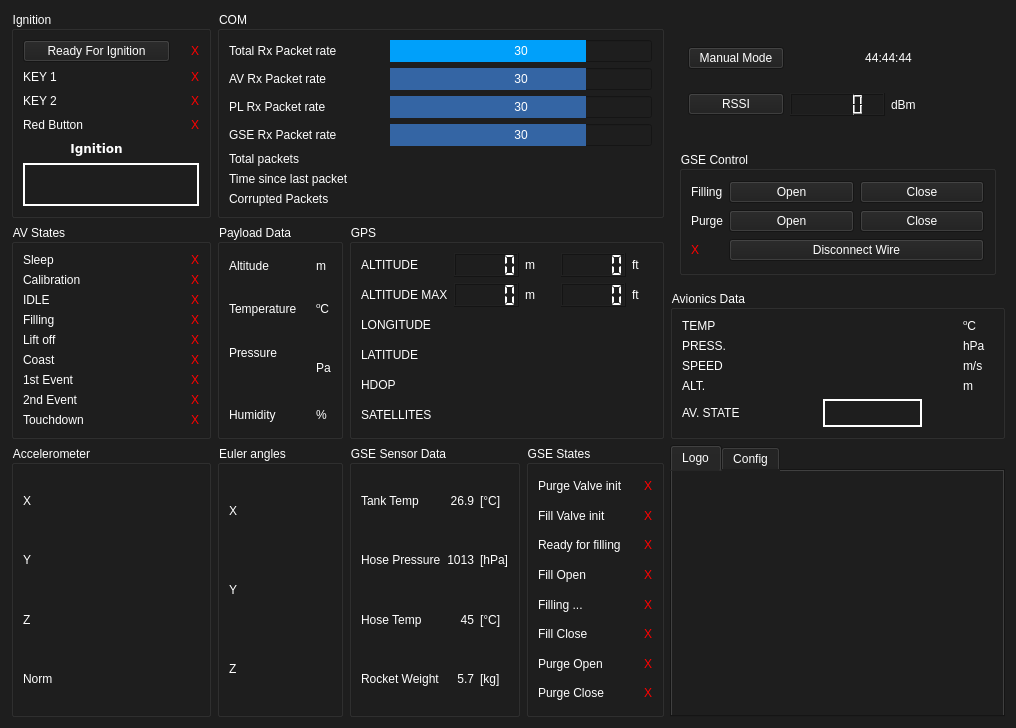
Above: UI/ui_file/WasserfallenGUI.ui from MorgesHAB/ERT2020GS before the change. Below: the same form after it.
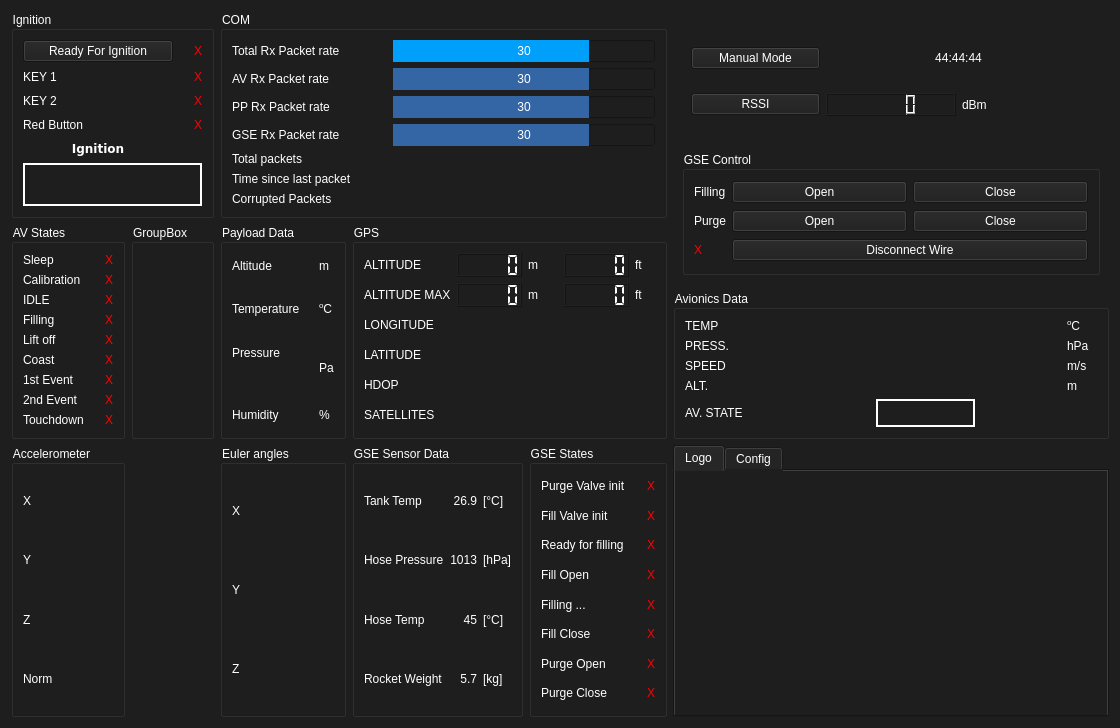
That is the form after the change. The open tabs and pages were chosen to show the change. Icons and pictures are not drawn.

Commit message: ACK Blinking feature added

The edit to the form file:
```diff
--- a/UI/ui_file/WasserfallenGUI.ui
+++ b/UI/ui_file/WasserfallenGUI.ui
@@ -6,7 +6,7 @@
    <rect>
     <x>0</x>
     <y>0</y>
-    <width>1016</width>
+    <width>1120</width>
     <height>728</height>
    </rect>
   </property>
@@ -39,7 +39,7 @@
 color: rgb(255, 255, 255);</string>
   </property>
   <layout class="QGridLayout" name="gridLayout_10">
-   <item row="0" column="6" rowspan="2">
+   <item row="0" column="7" rowspan="2">
     <widget class="QWidget" name="widget" native="true">
      <layout class="QGridLayout" name="gridLayout_9">
       <item row="0" column="0">
@@ -117,6 +117,9 @@
         <layout class="QGridLayout" name="gridLayout_15">
          <item row="0" column="1">
           <widget class="QPushButton" name="filling_open_button">
+           <property name="styleSheet">
+            <string notr="true"/>
+           </property>
            <property name="text">
             <string>Open</string>
            </property>
@@ -287,7 +290,7 @@
      </layout>
     </widget>
    </item>
-   <item row="2" column="6">
+   <item row="2" column="7">
     <widget class="QGroupBox" name="avionics_box">
      <property name="title">
       <string>Avionics Data</string>
@@ -745,7 +748,7 @@
      </layout>
     </widget>
    </item>
-   <item row="7" column="6">
+   <item row="7" column="7">
     <widget class="QTabWidget" name="tabWidget">
      <property name="currentIndex">
       <number>1</number>
@@ -895,7 +898,7 @@
      </widget>
     </widget>
    </item>
-   <item row="7" column="2" colspan="3">
+   <item row="7" column="3" colspan="3">
     <widget class="QGroupBox" name="groupBox_2">
      <property name="title">
       <string>GSE Sensor Data</string>
@@ -1024,7 +1027,7 @@
      </layout>
     </widget>
    </item>
-   <item row="7" column="1">
+   <item row="7" column="2">
     <widget class="QGroupBox" name="euler_box">
      <property name="title">
       <string>Euler angles</string>
@@ -1093,7 +1096,7 @@
      </layout>
     </widget>
    </item>
-   <item row="7" column="5">
+   <item row="7" column="6">
     <widget class="QGroupBox" name="gse_state_box">
      <property name="title">
       <string>GSE States</string>
@@ -1406,7 +1409,7 @@
      </layout>
     </widget>
    </item>
-   <item row="1" column="2" rowspan="2" colspan="4">
+   <item row="1" column="3" rowspan="2" colspan="4">
     <widget class="QGroupBox" name="gps_box">
      <property name="minimumSize">
       <size>
@@ -1574,7 +1577,7 @@
      </layout>
     </widget>
    </item>
-   <item row="1" column="1" rowspan="2">
+   <item row="1" column="2" rowspan="2">
     <widget class="QGroupBox" name="groupBox">
      <property name="title">
       <string>Payload Data</string>
@@ -1691,7 +1694,235 @@
      </layout>
     </widget>
    </item>
-   <item row="0" column="0">
+   <item row="0" column="2" colspan="5">
+    <widget class="QGroupBox" name="com_box">
+     <property name="title">
+      <string>COM</string>
+     </property>
+     <layout class="QGridLayout" name="gridLayout_4">
+      <item row="0" column="0">
+       <widget class="QLabel" name="packets_second_label">
+        <property name="toolTip">
+         <string>&lt;html&gt;&lt;head/&gt;&lt;body&gt;&lt;p&gt;The number of packets received in last second&lt;/p&gt;&lt;/body&gt;&lt;/html&gt;</string>
+        </property>
+        <property name="text">
+         <string>Total Rx Packet rate</string>
+        </property>
+       </widget>
+      </item>
+      <item row="0" column="1">
+       <widget class="QProgressBar" name="packets_second_bar">
+        <property name="sizePolicy">
+         <sizepolicy hsizetype="Expanding" vsizetype="Fixed">
+          <horstretch>0</horstretch>
+          <verstretch>0</verstretch>
+         </sizepolicy>
+        </property>
+        <property name="toolTip">
+         <string>&lt;html&gt;&lt;head/&gt;&lt;body&gt;&lt;p&gt;The number of packets received in last second&lt;/p&gt;&lt;/body&gt;&lt;/html&gt;</string>
+        </property>
+        <property name="styleSheet">
+         <string notr="true">QProgressBar::chunk:horizontal { 
+background:rgb(0, 160, 250);} </string>
+        </property>
+        <property name="maximum">
+         <number>40</number>
+        </property>
+        <property name="value">
+         <number>30</number>
+        </property>
+        <property name="alignment">
+         <set>Qt::AlignCenter</set>
+        </property>
+        <property name="invertedAppearance">
+         <bool>false</bool>
+        </property>
+        <property name="format">
+         <string>%v</string>
+        </property>
+       </widget>
+      </item>
+      <item row="1" column="0">
+       <widget class="QLabel" name="last_datagram_id">
+        <property name="text">
+         <string>AV Rx Packet rate</string>
+        </property>
+       </widget>
+      </item>
+      <item row="1" column="1">
+       <widget class="QProgressBar" name="av_packets_second_bar">
+        <property name="sizePolicy">
+         <sizepolicy hsizetype="Expanding" vsizetype="Fixed">
+          <horstretch>0</horstretch>
+          <verstretch>0</verstretch>
+         </sizepolicy>
+        </property>
+        <property name="toolTip">
+         <string>&lt;html&gt;&lt;head/&gt;&lt;body&gt;&lt;p&gt;The number of packets received in last second&lt;/p&gt;&lt;/body&gt;&lt;/html&gt;</string>
+        </property>
+        <property name="styleSheet">
+         <string notr="true">QProgressBar::chunk:horizontal { 
+background:rgb(52, 101, 164);} </string>
+        </property>
+        <property name="maximum">
+         <number>40</number>
+        </property>
+        <property name="value">
+         <number>30</number>
+        </property>
+        <property name="alignment">
+         <set>Qt::AlignCenter</set>
+        </property>
+        <property name="textVisible">
+         <bool>true</bool>
+        </property>
+        <property name="invertedAppearance">
+         <bool>false</bool>
+        </property>
+        <property name="format">
+         <string>%v</string>
+        </property>
+       </widget>
+      </item>
+      <item row="2" column="0">
+       <widget class="QLabel" name="pl_packet_label">
+        <property name="toolTip">
+         <string>&lt;html&gt;&lt;head/&gt;&lt;body&gt;&lt;p&gt;The last received packet's number (defined by TX)&lt;/p&gt;&lt;/body&gt;&lt;/html&gt;</string>
+        </property>
+        <property name="text">
+         <string>PP Rx Packet rate</string>
+        </property>
+       </widget>
+      </item>
+      <item row="2" column="1">
+       <widget class="QProgressBar" name="pl_packets_second_bar">
+        <property name="sizePolicy">
+         <sizepolicy hsizetype="Expanding" vsizetype="Fixed">
+          <horstretch>0</horstretch>
+          <verstretch>0</verstretch>
+         </sizepolicy>
+        </property>
+        <property name="toolTip">
+         <string>&lt;html&gt;&lt;head/&gt;&lt;body&gt;&lt;p&gt;The number of packets received in last second&lt;/p&gt;&lt;/body&gt;&lt;/html&gt;</string>
+        </property>
+        <property name="styleSheet">
+         <string notr="true">QProgressBar::chunk:horizontal { 
+background:rgb(52, 101, 164);} </string>
+        </property>
+        <property name="maximum">
+         <number>40</number>
+        </property>
+        <property name="value">
+         <number>30</number>
+        </property>
+        <property name="alignment">
+         <set>Qt::AlignCenter</set>
+        </property>
+        <property name="invertedAppearance">
+         <bool>false</bool>
+        </property>
+        <property name="format">
+         <string>%v</string>
+        </property>
+       </widget>
+      </item>
+      <item row="3" column="0">
+       <widget class="QLabel" name="gse_packet_label">
+        <property name="text">
+         <string>GSE Rx Packet rate</string>
+        </property>
+       </widget>
+      </item>
+      <item row="3" column="1">
+       <widget class="QProgressBar" name="gse_packets_second_bar">
+        <property name="sizePolicy">
+         <sizepolicy hsizetype="Expanding" vsizetype="Fixed">
+          <horstretch>0</horstretch>
+          <verstretch>0</verstretch>
+         </sizepolicy>
+        </property>
+        <property name="toolTip">
+         <string>&lt;html&gt;&lt;head/&gt;&lt;body&gt;&lt;p&gt;The number of packets received in last second&lt;/p&gt;&lt;/body&gt;&lt;/html&gt;</string>
+        </property>
+        <property name="styleSheet">
+         <string notr="true">QProgressBar::chunk:horizontal { 
+background:rgb(52, 101, 164);} </string>
+        </property>
+        <property name="maximum">
+         <number>40</number>
+        </property>
+        <property name="value">
+         <number>30</number>
+        </property>
+        <property name="alignment">
+         <set>Qt::AlignCenter</set>
+        </property>
+        <property name="invertedAppearance">
+         <bool>false</bool>
+        </property>
+        <property name="format">
+         <string>%v</string>
+        </property>
+       </widget>
+      </item>
+      <item row="4" column="0">
+       <widget class="QLabel" name="received_pack_cnt_label">
+        <property name="minimumSize">
+         <size>
+          <width>155</width>
+          <height>0</height>
+         </size>
+        </property>
+        <property name="toolTip">
+         <string>&lt;html&gt;&lt;head/&gt;&lt;body&gt;&lt;p&gt;The count of the received packets from the start of the program&lt;/p&gt;&lt;/body&gt;&lt;/html&gt;</string>
+        </property>
+        <property name="text">
+         <string>Total packets</string>
+        </property>
+       </widget>
+      </item>
+      <item row="4" column="1">
+       <widget class="QLabel" name="received_pack_cnt_panel">
+        <property name="toolTip">
+         <string>&lt;html&gt;&lt;head/&gt;&lt;body&gt;&lt;p&gt;The count of the received packets from the start of the program&lt;/p&gt;&lt;/body&gt;&lt;/html&gt;</string>
+        </property>
+        <property name="text">
+         <string/>
+        </property>
+       </widget>
+      </item>
+      <item row="5" column="0">
+       <widget class="QLabel" name="time_since_last_label">
+        <property name="text">
+         <string>Time since last packet</string>
+        </property>
+       </widget>
+      </item>
+      <item row="5" column="1">
+       <widget class="QLabel" name="time_since_last_panel">
+        <property name="text">
+         <string/>
+        </property>
+       </widget>
+      </item>
+      <item row="6" column="0">
+       <widget class="QLabel" name="corrupted_label">
+        <property name="text">
+         <string>Corrupted Packets</string>
+        </property>
+       </widget>
+      </item>
+      <item row="6" column="1">
+       <widget class="QLabel" name="corrupted_panel">
+        <property name="text">
+         <string/>
+        </property>
+       </widget>
+      </item>
+     </layout>
+    </widget>
+   </item>
+   <item row="0" column="0" colspan="2">
     <widget class="QGroupBox" name="ignition_box">
      <property name="minimumSize">
       <size>
@@ -1920,232 +2151,11 @@
      </layout>
     </widget>
    </item>
-   <item row="0" column="1" colspan="5">
-    <widget class="QGroupBox" name="com_box">
+   <item row="1" column="1" rowspan="2">
+    <widget class="QGroupBox" name="groupBox_3">
      <property name="title">
-      <string>COM</string>
+      <string>GroupBox</string>
      </property>
-     <layout class="QGridLayout" name="gridLayout_4">
-      <item row="0" column="0">
-       <widget class="QLabel" name="packets_second_label">
-        <property name="toolTip">
-         <string>&lt;html&gt;&lt;head/&gt;&lt;body&gt;&lt;p&gt;The number of packets received in last second&lt;/p&gt;&lt;/body&gt;&lt;/html&gt;</string>
-        </property>
-        <property name="text">
-         <string>Total Rx Packet rate</string>
-        </property>
-       </widget>
-      </item>
-      <item row="0" column="1">
-       <widget class="QProgressBar" name="packets_second_bar">
-        <property name="sizePolicy">
-         <sizepolicy hsizetype="Expanding" vsizetype="Fixed">
-          <horstretch>0</horstretch>
-          <verstretch>0</verstretch>
-         </sizepolicy>
-        </property>
-        <property name="toolTip">
-         <string>&lt;html&gt;&lt;head/&gt;&lt;body&gt;&lt;p&gt;The number of packets received in last second&lt;/p&gt;&lt;/body&gt;&lt;/html&gt;</string>
-        </property>
-        <property name="styleSheet">
-         <string notr="true">QProgressBar::chunk:horizontal { 
-background:rgb(0, 160, 250);} </string>
-        </property>
-        <property name="maximum">
-         <number>40</number>
-        </property>
-        <property name="value">
-         <number>30</number>
-        </property>
-        <property name="alignment">
-         <set>Qt::AlignCenter</set>
-        </property>
-        <property name="invertedAppearance">
-         <bool>false</bool>
-        </property>
-        <property name="format">
-         <string>%v</string>
-        </property>
-       </widget>
-      </item>
-      <item row="1" column="0">
-       <widget class="QLabel" name="last_datagram_id">
-        <property name="text">
-         <string>AV Rx Packet rate</string>
-        </property>
-       </widget>
-      </item>
-      <item row="1" column="1">
-       <widget class="QProgressBar" name="av_packets_second_bar">
-        <property name="sizePolicy">
-         <sizepolicy hsizetype="Expanding" vsizetype="Fixed">
-          <horstretch>0</horstretch>
-          <verstretch>0</verstretch>
-         </sizepolicy>
-        </property>
-        <property name="toolTip">
-         <string>&lt;html&gt;&lt;head/&gt;&lt;body&gt;&lt;p&gt;The number of packets received in last second&lt;/p&gt;&lt;/body&gt;&lt;/html&gt;</string>
-        </property>
-        <property name="styleSheet">
-         <string notr="true">QProgressBar::chunk:horizontal { 
-background:rgb(52, 101, 164);} </string>
-        </property>
-        <property name="maximum">
-         <number>40</number>
-        </property>
-        <property name="value">
-         <number>30</number>
-        </property>
-        <property name="alignment">
-         <set>Qt::AlignCenter</set>
-        </property>
-        <property name="textVisible">
-         <bool>true</bool>
-        </property>
-        <property name="invertedAppearance">
-         <bool>false</bool>
-        </property>
-        <property name="format">
-         <string>%v</string>
-        </property>
-       </widget>
-      </item>
-      <item row="2" column="0">
-       <widget class="QLabel" name="pl_packet_label">
-        <property name="toolTip">
-         <string>&lt;html&gt;&lt;head/&gt;&lt;body&gt;&lt;p&gt;The last received packet's number (defined by TX)&lt;/p&gt;&lt;/body&gt;&lt;/html&gt;</string>
-        </property>
-        <property name="text">
-         <string>PL Rx Packet rate</string>
-        </property>
-       </widget>
-      </item>
-      <item row="2" column="1">
-       <widget class="QProgressBar" name="pl_packets_second_bar">
-        <property name="sizePolicy">
-         <sizepolicy hsizetype="Expanding" vsizetype="Fixed">
-          <horstretch>0</horstretch>
-          <verstretch>0</verstretch>
-         </sizepolicy>
-        </property>
-        <property name="toolTip">
-         <string>&lt;html&gt;&lt;head/&gt;&lt;body&gt;&lt;p&gt;The number of packets received in last second&lt;/p&gt;&lt;/body&gt;&lt;/html&gt;</string>
-        </property>
-        <property name="styleSheet">
-         <string notr="true">QProgressBar::chunk:horizontal { 
-background:rgb(52, 101, 164);} </string>
-        </property>
-        <property name="maximum">
-         <number>40</number>
-        </property>
-        <property name="value">
-         <number>30</number>
-        </property>
-        <property name="alignment">
-         <set>Qt::AlignCenter</set>
-        </property>
-        <property name="invertedAppearance">
-         <bool>false</bool>
-        </property>
-        <property name="format">
-         <string>%v</string>
-        </property>
-       </widget>
-      </item>
-      <item row="3" column="0">
-       <widget class="QLabel" name="gse_packet_label">
-        <property name="text">
-         <string>GSE Rx Packet rate</string>
-        </property>
-       </widget>
-      </item>
-      <item row="3" column="1">
-       <widget class="QProgressBar" name="gse_packets_second_bar">
-        <property name="sizePolicy">
-         <sizepolicy hsizetype="Expanding" vsizetype="Fixed">
-          <horstretch>0</horstretch>
-          <verstretch>0</verstretch>
-         </sizepolicy>
-        </property>
-        <property name="toolTip">
-         <string>&lt;html&gt;&lt;head/&gt;&lt;body&gt;&lt;p&gt;The number of packets received in last second&lt;/p&gt;&lt;/body&gt;&lt;/html&gt;</string>
-        </property>
-        <property name="styleSheet">
-         <string notr="true">QProgressBar::chunk:horizontal { 
-background:rgb(52, 101, 164);} </string>
-        </property>
-        <property name="maximum">
-         <number>40</number>
-        </property>
-        <property name="value">
-         <number>30</number>
-        </property>
-        <property name="alignment">
-         <set>Qt::AlignCenter</set>
-        </property>
-        <property name="invertedAppearance">
-         <bool>false</bool>
-        </property>
-        <property name="format">
-         <string>%v</string>
-        </property>
-       </widget>
-      </item>
-      <item row="4" column="0">
-       <widget class="QLabel" name="received_pack_cnt_label">
-        <property name="minimumSize">
-         <size>
-          <width>155</width>
-          <height>0</height>
-         </size>
-        </property>
-        <property name="toolTip">
-         <string>&lt;html&gt;&lt;head/&gt;&lt;body&gt;&lt;p&gt;The count of the received packets from the start of the program&lt;/p&gt;&lt;/body&gt;&lt;/html&gt;</string>
-        </property>
-        <property name="text">
-         <string>Total packets</string>
-        </property>
-       </widget>
-      </item>
-      <item row="4" column="1">
-       <widget class="QLabel" name="received_pack_cnt_panel">
-        <property name="toolTip">
-         <string>&lt;html&gt;&lt;head/&gt;&lt;body&gt;&lt;p&gt;The count of the received packets from the start of the program&lt;/p&gt;&lt;/body&gt;&lt;/html&gt;</string>
-        </property>
-        <property name="text">
-         <string/>
-        </property>
-       </widget>
-      </item>
-      <item row="5" column="0">
-       <widget class="QLabel" name="time_since_last_label">
-        <property name="text">
-         <string>Time since last packet</string>
-        </property>
-       </widget>
-      </item>
-      <item row="5" column="1">
-       <widget class="QLabel" name="time_since_last_panel">
-        <property name="text">
-         <string/>
-        </property>
-       </widget>
-      </item>
-      <item row="6" column="0">
-       <widget class="QLabel" name="corrupted_label">
-        <property name="text">
-         <string>Corrupted Packets</string>
-        </property>
-       </widget>
-      </item>
-      <item row="6" column="1">
-       <widget class="QLabel" name="corrupted_panel">
-        <property name="text">
-         <string/>
-        </property>
-       </widget>
-      </item>
-     </layout>
     </widget>
    </item>
   </layout>
```
Left out of the diff: 2 changed lines with no effect on the pictures. The commit also changes 2 other files.
